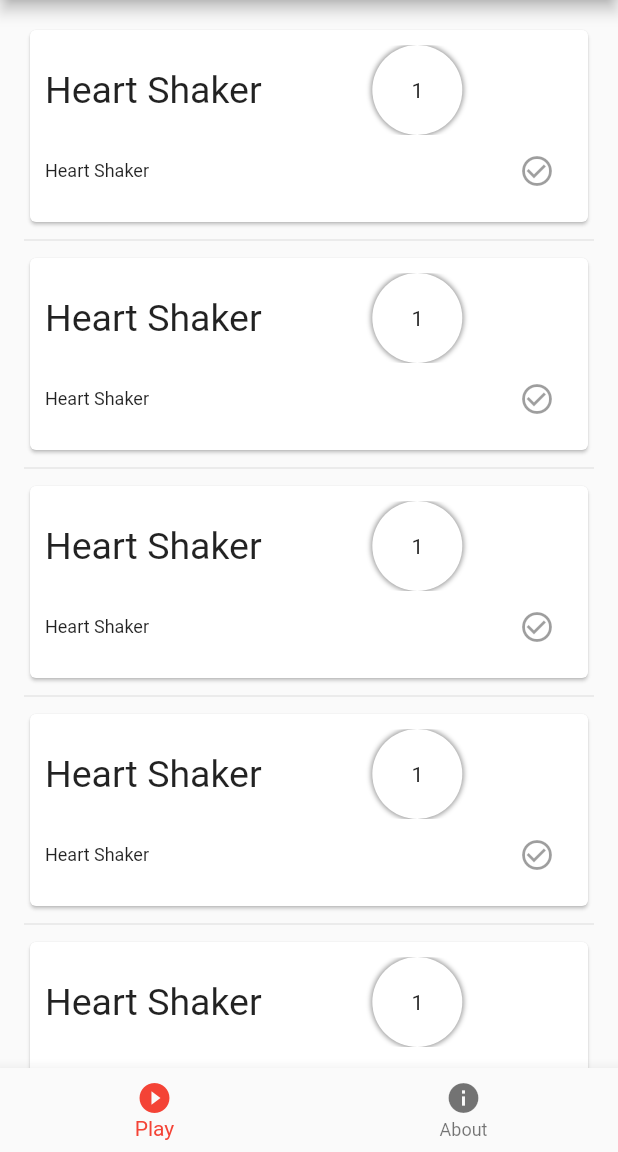
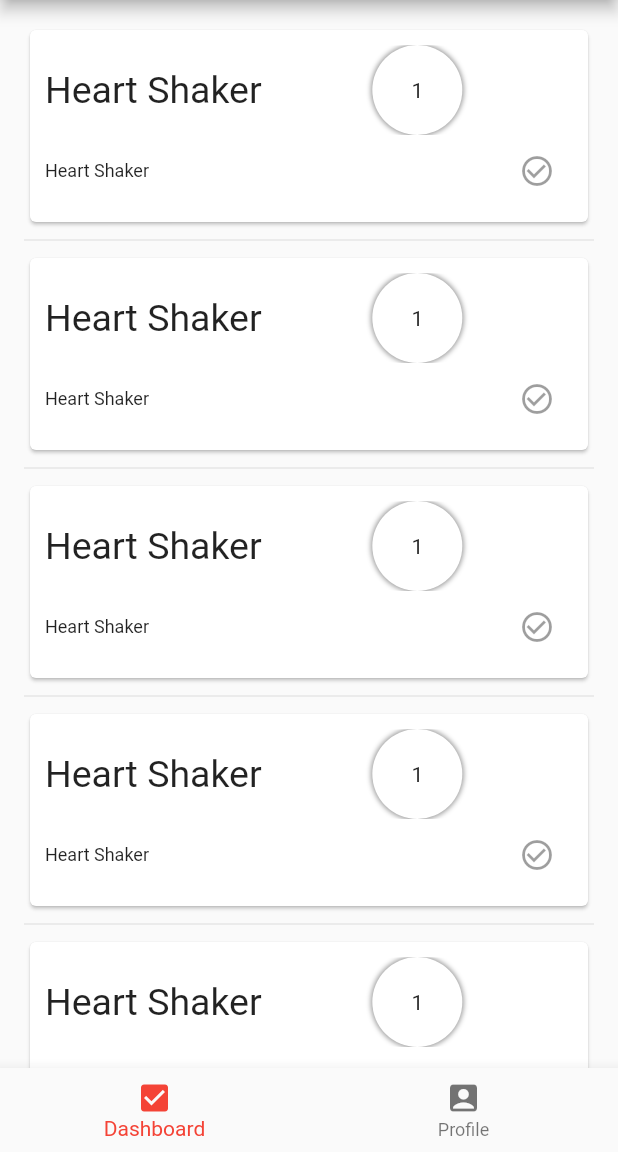
Before and after one commit to aakashpothepalli/FlexyBytes, a Flutter app: the screen it shows after launch, on a phone screen of 412 x 824 dp, the part 84-1236 px from its top. Run offline on Flutter 3.47's test engine with Material 2 defaults, Android fonts, the phone set to English and light mode, and no system bars; our stand-ins replace firebase_database; accounts and stored records are empty.

Commit message:
changed icon

```diff
--- a/lib/main.dart
+++ b/lib/main.dart
@@ -68,9 +68,9 @@ class _MyHomePageState extends State<MyHomePage> {
 
           items: [
             BottomNavigationBarItem(
-                icon: Icon(Icons.play_circle_filled), title: new Text('Play')),
+                icon: Icon(Icons.check_box), title: new Text('Dashboard')),
             BottomNavigationBarItem(
-                icon: Icon(Icons.info), title: new Text('About'))
+                icon: Icon(Icons.account_box), title: new Text('Profile'))
           ],
           onTap: (index) {
            setState(() {
```
